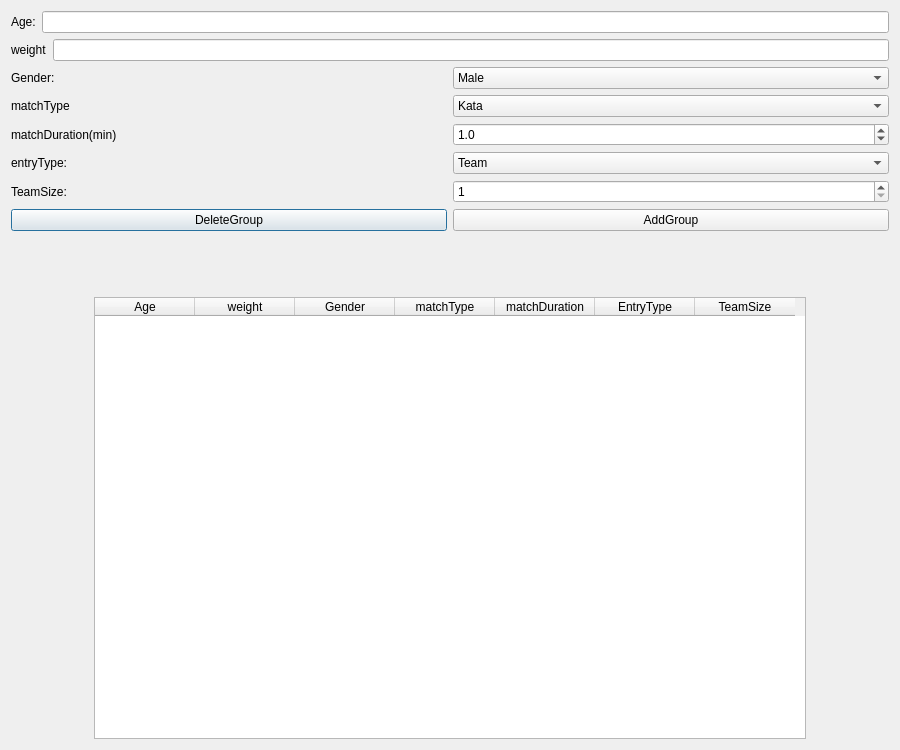
Qt form competitiongroupform.ui (Paresh-e/Tarbiat) before a commit.
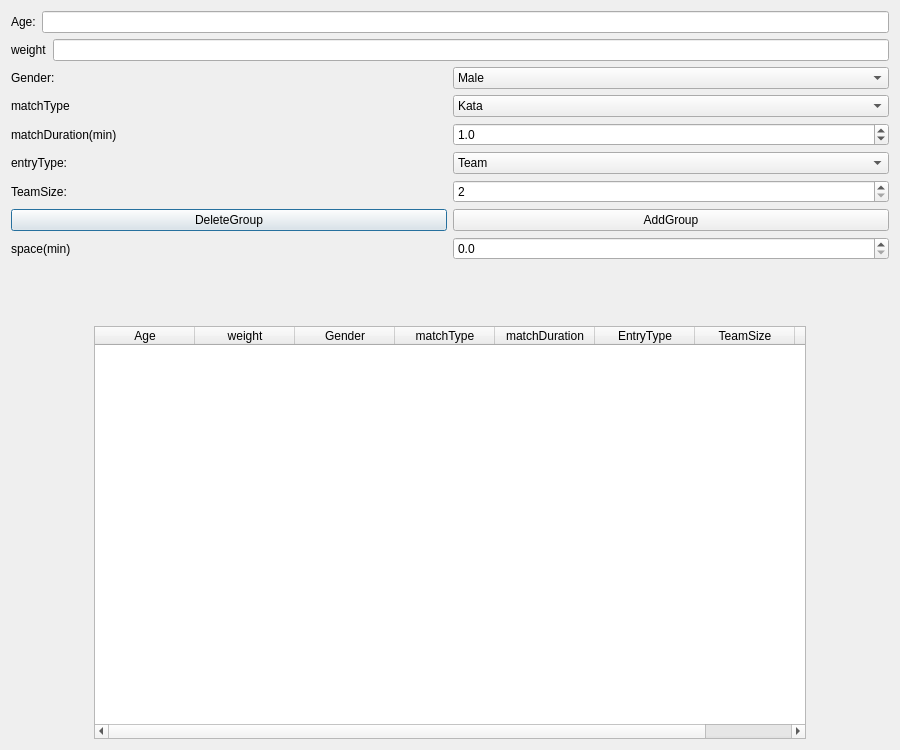
The same form after that commit.

```diff
--- a/competitiongroupform.ui
+++ b/competitiongroupform.ui
@@ -159,7 +159,7 @@
      <item>
       <widget class="QSpinBox" name="teamSizeSpinBox">
        <property name="minimum">
-        <number>1</number>
+        <number>2</number>
        </property>
        <property name="maximum">
         <number>20</number>
@@ -186,6 +186,30 @@
      </item>
     </layout>
    </item>
+   <item>
+    <layout class="QHBoxLayout" name="horizontalLayout_10">
+     <item>
+      <widget class="QLabel" name="spaceLable">
+       <property name="text">
+        <string>space(min)</string>
+       </property>
+      </widget>
+     </item>
+     <item>
+      <widget class="QDoubleSpinBox" name="spaceDoubleSpinBox">
+       <property name="decimals">
+        <number>1</number>
+       </property>
+       <property name="singleStep">
+        <double>1.000000000000000</double>
+       </property>
+       <property name="value">
+        <double>0.000000000000000</double>
+       </property>
+      </widget>
+     </item>
+    </layout>
+   </item>
    <item>
     <spacer name="verticalSpacer">
      <property name="orientation">
@@ -257,6 +281,11 @@
          <string>TeamSize</string>
         </property>
        </column>
+       <column>
+        <property name="text">
+         <string>space</string>
+        </property>
+       </column>
       </widget>
      </item>
      <item>
```
